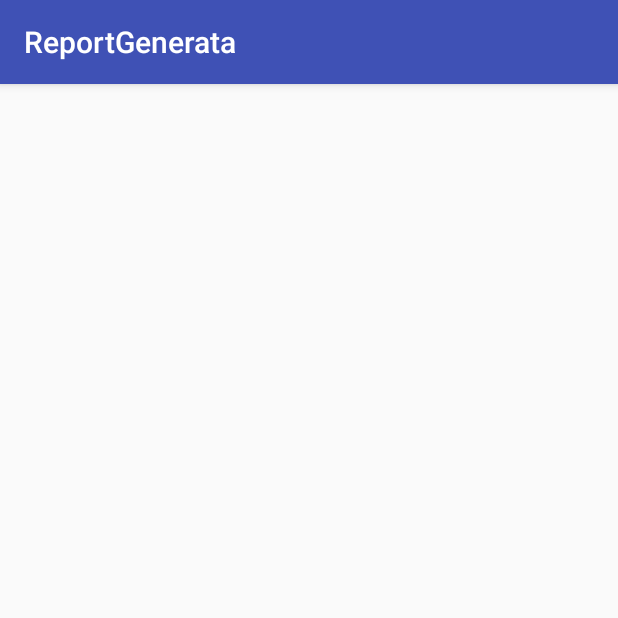
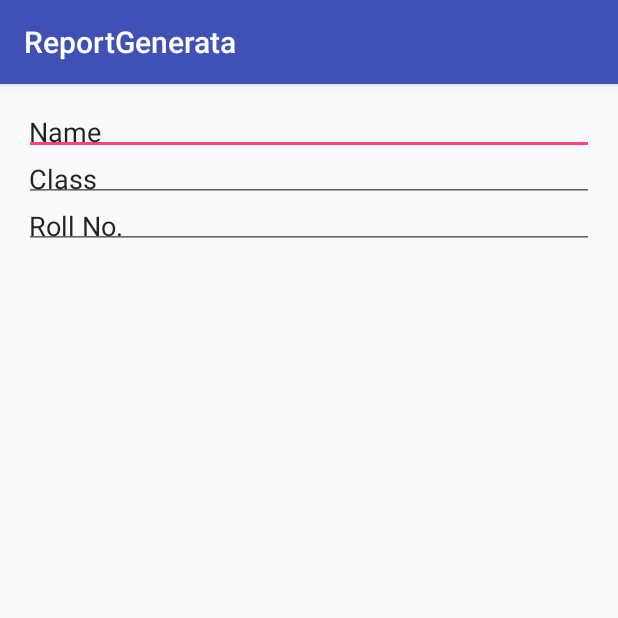
Before and after one commit to keshavtiwari/ReportGenerata, an Android app: the addItemActivity screen opened directly, with no data from a screen before it, on a phone screen of 412 x 824 dp, the top half of it. Run offline under Robolectric (Android 15) with nearby library versions, the phone set to English and light mode, and no system bars.

```diff
--- a/ReportGenerata2/app/src/main/java/com/example/android/reportgenerata/MainActivity.java
+++ b/ReportGenerata2/app/src/main/java/com/example/android/reportgenerata/MainActivity.java
@@ -21,6 +21,6 @@ public class MainActivity extends AppCompatActivity {
 
             }
         });
-        startActivity(i);
+        //startActivity(i);
     }
 }
--- a/ReportGenerata2/app/src/main/java/com/example/android/reportgenerata/addFieldActivity.java
+++ b/ReportGenerata2/app/src/main/java/com/example/android/reportgenerata/addFieldActivity.java
@@ -16,7 +16,7 @@ public class addFieldActivity extends AppCompatActivity {
         final EditText t1=(EditText) findViewById(R.id.editText);
         Button b1=(Button) findViewById(R.id.addfield);
         Button b2=(Button) findViewById(R.id.additem_button);
-        final Intent i=new Intent(this,addItemActivity.class);
+        final Intent j=new Intent(this,addItemActivity.class);
         b1.setOnClickListener(new View.OnClickListener() {
             @Override
             public void onClick(View view) {
@@ -27,7 +27,7 @@ public class addFieldActivity extends AppCompatActivity {
         b2.setOnClickListener(new View.OnClickListener() {
             @Override
             public void onClick(View view) {
-                startActivity(i);
+                startActivity(j);
             }
         });
 
--- a/ReportGenerata2/app/src/main/java/com/example/android/reportgenerata/addItemActivity.java
+++ b/ReportGenerata2/app/src/main/java/com/example/android/reportgenerata/addItemActivity.java
@@ -2,12 +2,28 @@ package com.example.android.reportgenerata;
 
 import android.support.v7.app.AppCompatActivity;
 import android.os.Bundle;
+import android.widget.EditText;
+import android.widget.LinearLayout;
+import android.widget.TextView;
 
-public class addItemActivity extends AppCompatActivity {
+import java.util.ArrayList;
 
+public class addItemActivity extends AppCompatActivity  {
+    TextView tv;
     @Override
     protected void onCreate(Bundle savedInstanceState) {
         super.onCreate(savedInstanceState);
         setContentView(R.layout.activity_add_item);
+        ArrayList<String> s=new ArrayList<String>();
+        s.add("Name");
+        s.add("Class");
+        s.add("Roll No.");
+        LinearLayout ll = (LinearLayout)findViewById(R.id.activity_add_item);
+        for(int i=0;i<s.size();i++){
+         tv= new EditText(this);
+         tv.setText(s.get(i));
+         tv.setPadding(5,5,5,5);
+
+        ll.addView(tv);}
     }
 }
--- a/ReportGenerata2/app/src/main/res/layout/activity_add_item.xml
+++ b/ReportGenerata2/app/src/main/res/layout/activity_add_item.xml
@@ -1,5 +1,5 @@
 <?xml version="1.0" encoding="utf-8"?>
-<RelativeLayout xmlns:android="http://schemas.android.com/apk/res/android"
+<LinearLayout xmlns:android="http://schemas.android.com/apk/res/android"
     xmlns:tools="http://schemas.android.com/tools"
     android:id="@+id/activity_add_item"
     android:layout_width="match_parent"
@@ -8,6 +8,7 @@
     android:paddingLeft="@dimen/activity_horizontal_margin"
     android:paddingRight="@dimen/activity_horizontal_margin"
     android:paddingTop="@dimen/activity_vertical_margin"
+    android:orientation="vertical"
     tools:context="com.example.android.reportgenerata.addItemActivity">
 
-</RelativeLayout>
+</LinearLayout>
```
